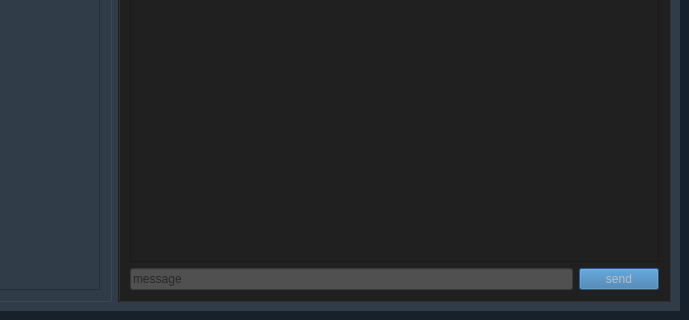
The window that mainwindow.ui (imperzer0/privacy-protection-messenger-qt) describes before a commit, drawn with Qt 5; both pictures show x 206 to 895 and y 196 to 516 of the 895 by 516 pixel window.
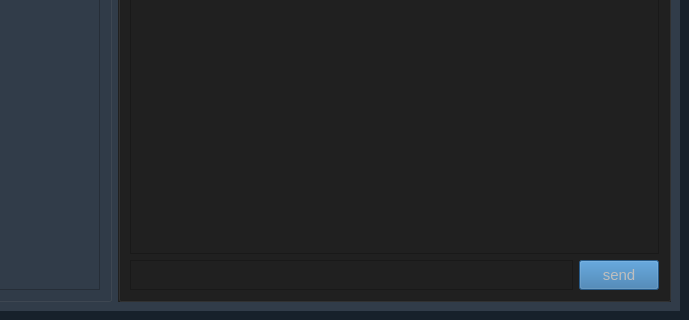
The same window after the commit. The open tabs and pages were chosen to show the change.

Commit message: added message field expanding changed layout of chat group box to grid

Diff of the .ui file:
```diff
--- a/mainwindow.ui
+++ b/mainwindow.ui
@@ -829,49 +829,89 @@
         </item>
         <item>
          <widget class="QGroupBox" name="groupBox_chat">
+          <property name="sizePolicy">
+           <sizepolicy hsizetype="Preferred" vsizetype="Preferred">
+            <horstretch>0</horstretch>
+            <verstretch>0</verstretch>
+           </sizepolicy>
+          </property>
           <property name="styleSheet">
            <string notr="true">background-color: #202020;</string>
           </property>
           <property name="title">
            <string/>
           </property>
-          <layout class="QVBoxLayout" name="verticalLayout_5">
-           <item>
-            <widget class="QTextBrowser" name="message_browser">
-             <property name="font">
-              <font>
-               <pointsize>12</pointsize>
-              </font>
-             </property>
-            </widget>
-           </item>
-           <item>
-            <layout class="QHBoxLayout" name="layout7">
-             <item>
-              <widget class="QLineEdit" name="line_message">
-               <property name="styleSheet">
-                <string notr="true">background-color: #505050;
-padding: 0.25em;</string>
-               </property>
-               <property name="inputMask">
-                <string notr="true"/>
-               </property>
-               <property name="text">
-                <string notr="true"/>
-               </property>
-               <property name="maxLength">
-                <number>256</number>
-               </property>
-               <property name="placeholderText">
-                <string>message</string>
-               </property>
-              </widget>
-             </item>
-             <item>
+          <layout class="QGridLayout" name="gridLayout_chatBox" rowstretch="0,0" columnstretch="0,0" rowminimumheight="0,0">
+           <property name="sizeConstraint">
+            <enum>QLayout::SetDefaultConstraint</enum>
+           </property>
+           <item row="1" column="0">
+            <widget class="QTextEdit" name="line_message">
+             <property name="sizePolicy">
+              <sizepolicy hsizetype="Expanding" vsizetype="Minimum">
+               <horstretch>0</horstretch>
+               <verstretch>1</verstretch>
+              </sizepolicy>
+             </property>
+             <property name="minimumSize">
+              <size>
+               <width>100</width>
+               <height>20</height>
+              </size>
+             </property>
+             <property name="maximumSize">
+              <size>
+               <width>16777215</width>
+               <height>300</height>
+              </size>
+             </property>
+             <property name="sizeIncrement">
+              <size>
+               <width>0</width>
+               <height>20</height>
+              </size>
+             </property>
+             <property name="markdown">
+              <string/>
+             </property>
+             <property name="html">
+              <string>&lt;!DOCTYPE HTML PUBLIC &quot;-//W3C//DTD HTML 4.0//EN&quot; &quot;http://www.w3.org/TR/REC-html40/strict.dtd&quot;&gt;
+&lt;html&gt;&lt;head&gt;&lt;meta name=&quot;qrichtext&quot; content=&quot;1&quot; /&gt;&lt;meta charset=&quot;utf-8&quot; /&gt;&lt;style type=&quot;text/css&quot;&gt;
+p, li { white-space: pre-wrap; }
+hr { height: 1px; border-width: 0; }
+&lt;/style&gt;&lt;/head&gt;&lt;body style=&quot; font-family:'Consolas for Powerline'; font-size:10pt; font-weight:400; font-style:normal;&quot;&gt;
+&lt;p style=&quot;-qt-paragraph-type:empty; margin-top:0px; margin-bottom:0px; margin-left:0px; margin-right:0px; -qt-block-indent:0; text-indent:0px;&quot;&gt;&lt;br /&gt;&lt;/p&gt;&lt;/body&gt;&lt;/html&gt;</string>
+             </property>
+            </widget>
+           </item>
+           <item row="1" column="1">
               <widget class="QPushButton" name="button_send">
                <property name="enabled">
                 <bool>false</bool>
                </property>
+             <property name="sizePolicy">
+              <sizepolicy hsizetype="Minimum" vsizetype="Maximum">
+               <horstretch>0</horstretch>
+               <verstretch>0</verstretch>
+              </sizepolicy>
+             </property>
+             <property name="maximumSize">
+              <size>
+               <width>16777215</width>
+               <height>30</height>
+              </size>
+             </property>
+             <property name="sizeIncrement">
+              <size>
+               <width>0</width>
+               <height>30</height>
+              </size>
+             </property>
+             <property name="font">
+              <font>
+               <pointsize>11</pointsize>
+              </font>
+             </property>
                <property name="styleSheet">
                 <string notr="true">background-color: #2F6EA5;
 </string>
@@ -881,7 +921,26 @@
                </property>
               </widget>
              </item>
-            </layout>
+           <item row="0" column="0" colspan="2">
+            <widget class="QTextBrowser" name="message_browser">
+             <property name="sizePolicy">
+              <sizepolicy hsizetype="Expanding" vsizetype="Expanding">
+               <horstretch>0</horstretch>
+               <verstretch>0</verstretch>
+              </sizepolicy>
+             </property>
+             <property name="maximumSize">
+              <size>
+               <width>16777215</width>
+               <height>16777215</height>
+              </size>
+             </property>
+             <property name="font">
+              <font>
+               <pointsize>12</pointsize>
+              </font>
+             </property>
+            </widget>
            </item>
           </layout>
          </widget>
```
Lines whose indentation alone changed are shown as unchanged. The commit also changes 2 other files.
